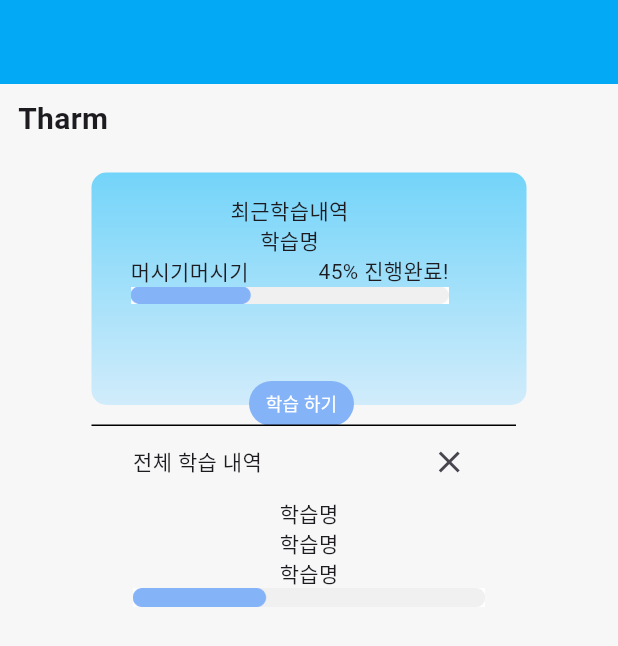
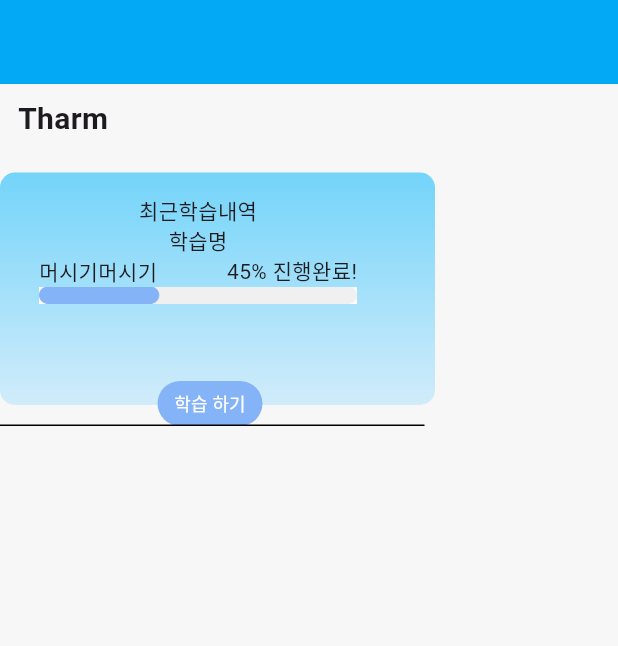
Before and after one commit to Tharm-project/tharm_front, a Flutter app: the screen it shows after launch, on a phone screen of 412 x 824 dp. Shown: the top 646 px of the screen. Run offline on Flutter 3.47's test engine with Material 3 defaults, Android fonts, the phone set to English and light mode, and no system bars; our stand-ins replace easy_rich_text, firebase_core, get; accounts and stored records are empty.

Commit message:
코드 수정

```diff
--- a/lib/screens/learning_screen.dart
+++ b/lib/screens/learning_screen.dart
@@ -10,18 +10,9 @@ class LearningScreen extends StatelessWidget {
     return Scaffold(
       appBar: AppBar(
         backgroundColor: Colors.lightBlue,
-        // backgroundColor: Colors.white,
-        // title: const Text(
-        //   'Tharm',
-        //   style: TextStyle(
-        //     fontSize: 20,
-        //     fontWeight: FontWeight.bold
-        //   ),
-        // ),
       ),
       body: Column(
         crossAxisAlignment: CrossAxisAlignment.start,
-        // mainAxisAlignment: MainAxisAlignment.center,
         children: [
           Container(
             margin: const EdgeInsets.fromLTRB(12, 9, 0, 21),
@@ -31,14 +22,11 @@ class LearningScreen extends StatelessWidget {
             ),
           ),
           Column(
-            // crossAxisAlignment: CrossAxisAlignment.center,
-            // mainAxisAlignment: MainAxisAlignment.center,
             children: [
               // 첫번째 박스
               SizedBox(
                 height: 169,
                 child: Stack(
-                  // alignment: Alignment.center,
                   children: [
                     Container(
                       width: 290,
@@ -77,7 +65,6 @@ class LearningScreen extends StatelessWidget {
                         bottom: 0,
                         left: 105,
                         child: SizedBox(
-                          // width: 130,
                           height: 30,
                           child: TextButton(
                             style: TextButton.styleFrom(
@@ -93,9 +80,9 @@ class LearningScreen extends StatelessWidget {
                         ),
                       )
                     ),
+
                     // border바
                     Container(
-                      // alignment: Alignment.center,
                       width: 283,
                       decoration: BoxDecoration(
                         border: Border(bottom: BorderSide(color: Colors.black))
@@ -104,42 +91,39 @@ class LearningScreen extends StatelessWidget {
                   ],
                 ),
               ),
-              Container(
-              ),
-              // SizedBox(),
-              SizedBox(
-                width: 235,
-                  // height: 220,
-                child: Center(
-                  child: Column(
-                    // mainAxisAlignment: MainAxisAlignment.center,
-                    // crossAxisAlignment: CrossAxisAlignment.center,
-                    children: [
-                      Row(
-                        // mainAxisAlignment: MainAxisAlignment.center,
-                        mainAxisAlignment: MainAxisAlignment.spaceBetween,
-                        children: [
-                          Text('전체 학습 내역'),
-                          IconButton(
-                              onPressed: () {},
-                              icon: const Icon(Icons.close_outlined)),
-                        ],
-                      ),
-                      const Column(
-                        children: [
-                          Text('학습명'),
-                          Text('학습명'),
-                          Text('학습명'),
-                          SizedBox(
-                            child: Image(
-                                image: AssetImage('assets/images/graph.png')),
-                          )
-                        ],
-                      )
-                    ],
-                  ),
-                ),
-              )
+              // Container(
+              // ),
+
+              // SizedBox(
+              //   width: 235,
+              //     // height: 220,
+              //   child: Center(
+              //     child: Column(
+              //       children: [
+              //         Row(
+              //           mainAxisAlignment: MainAxisAlignment.spaceBetween,
+              //           children: [
+              //             Text('전체 학습 내역'),
+              //             IconButton(
+              //               onPressed: () {},
+              //               icon: const Icon(Icons.close_outlined)),
+              //           ],
+              //         ),
+              //         const Column(
+              //           children: [
+              //             Text('학습명'),
+              //             Text('학습명'),
+              //             Text('학습명'),
+              //             SizedBox(
+              //               child: Image(
+              //                   image: AssetImage('assets/images/graph.png')),
+              //             )
+              //           ],
+              //         )
+              //       ],
+              //     ),
+              //   ),
+              // )
             ],
           ),
         ],
```
